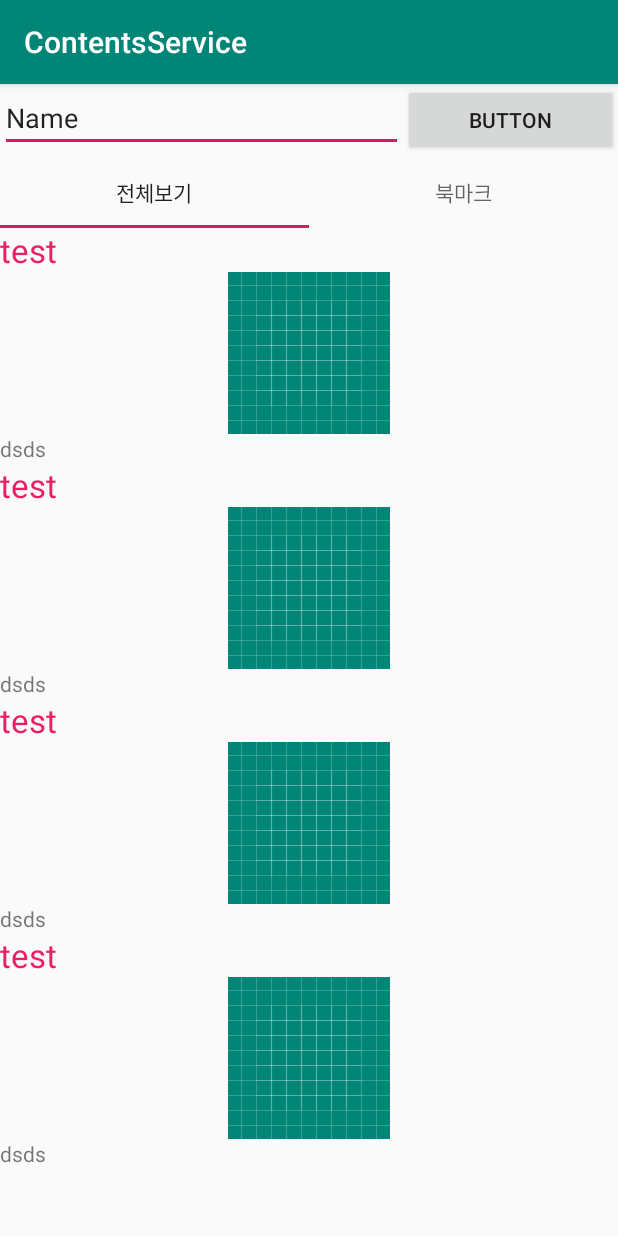
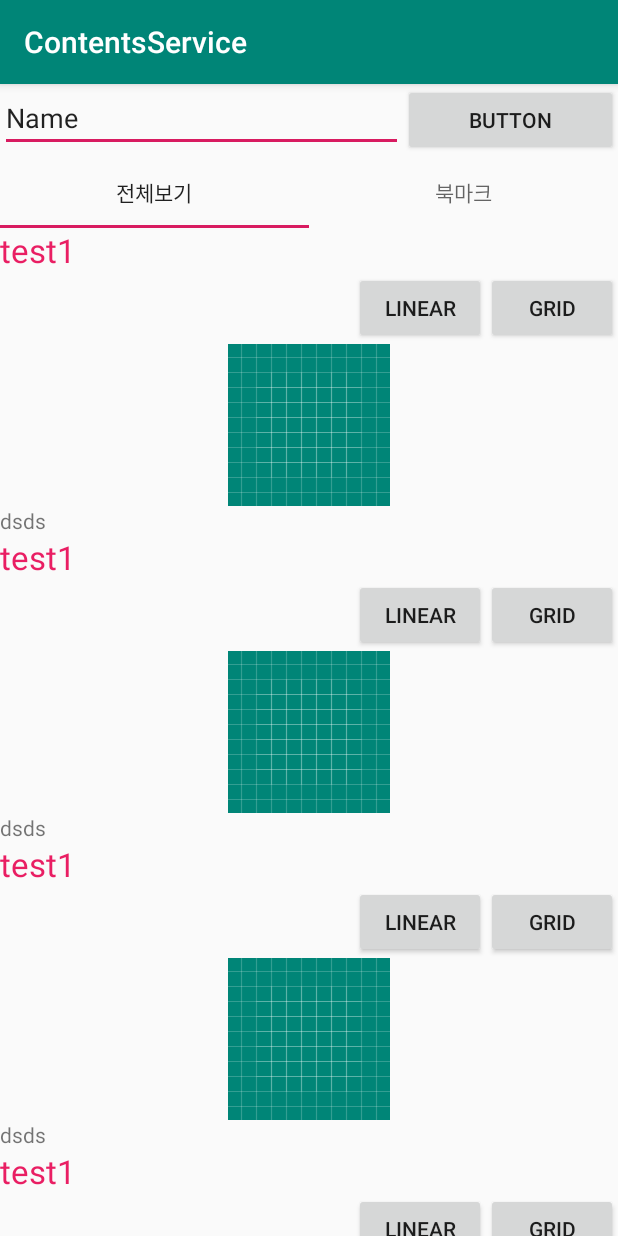
Before and after one commit to Gyeom/ContentsService, an Android app: the screen it shows after launch (MainActivity), on a phone screen of 412 x 824 dp. Run offline under Robolectric (Android 15) with nearby library versions, the phone set to English and light mode, and no system bars.

Commit message:
Add the orientation change function of layoutManager (Grid & Horizontal)

```diff
--- a/app/src/main/java/kr/co/ldcc/contentsservice/adpater/VerticalAdapter.kt
+++ b/app/src/main/java/kr/co/ldcc/contentsservice/adpater/VerticalAdapter.kt
@@ -1,10 +1,13 @@
 package kr.co.ldcc.contentsservice.adpater
 
 import android.content.Context
+import android.util.Log
 import android.view.LayoutInflater
 import android.view.View
 import android.view.ViewGroup
+import android.widget.Button
 import android.widget.TextView
+import androidx.recyclerview.widget.GridLayoutManager
 import androidx.recyclerview.widget.LinearLayoutManager
 import androidx.recyclerview.widget.RecyclerView
 import kotlinx.android.synthetic.main.container_recyclerview_item.view.*
@@ -21,10 +24,21 @@ class VerticalAdapter(context: Context) : RecyclerView.Adapter<VerticalAdapter.V
     inner class ViewHolder internal constructor(itemView: View) : RecyclerView.ViewHolder(itemView) {
         var title: TextView
         var recyclerView : RecyclerView
+        var buttonGrid : Button
+        var buttonLinear : Button
         init {
             // 뷰 객체에 대한 참조. (hold strong reference)
             title = itemView.textView
+            title.text="test1"
             recyclerView = itemView.recyclerViewHorizontal
+            buttonGrid = itemView.buttonGrid
+            buttonLinear = itemView.buttonLinear
+            buttonGrid.setOnClickListener{
+                recyclerView.layoutManager = GridLayoutManager(context, 3)
+            }
+            buttonLinear.setOnClickListener{
+                recyclerView.layoutManager = LinearLayoutManager(context, LinearLayoutManager.HORIZONTAL, false )
+            }
         }
     }
 
@@ -37,9 +51,7 @@ class VerticalAdapter(context: Context) : RecyclerView.Adapter<VerticalAdapter.V
 
     // 3. onBindViewHolder() - position에 해당하는 데이터를 뷰홀더의 아이템뷰에 표시.
     override fun onBindViewHolder(holder: ViewHolder, position: Int) {
-
-        holder.title.text= "test"
-
+//        holder.title.text= "test"
         var horizontalAdapter = HorizontalAdapter()
         holder.recyclerView.layoutManager = LinearLayoutManager(context, LinearLayoutManager.HORIZONTAL, false)
         holder.recyclerView.adapter = horizontalAdapter
--- a/app/src/main/res/layout/container_recyclerview_item.xml
+++ b/app/src/main/res/layout/container_recyclerview_item.xml
@@ -12,6 +12,25 @@
         android:textAppearance="@style/TextAppearance.AppCompat.Large"
         android:textColor="#E91E63" />
 
+    <LinearLayout
+        android:layout_width="match_parent"
+        android:layout_height="match_parent"
+        android:gravity="right"
+        android:orientation="horizontal">
+
+        <Button
+            android:id="@+id/buttonLinear"
+            android:layout_width="wrap_content"
+            android:layout_height="wrap_content"
+            android:text="linear" />
+
+        <Button
+            android:id="@+id/buttonGrid"
+            android:layout_width="wrap_content"
+            android:layout_height="wrap_content"
+            android:text="grid" />
+    </LinearLayout>
+
     <androidx.recyclerview.widget.RecyclerView
         android:id="@+id/recyclerViewHorizontal"
         android:layout_width="match_parent"
```
